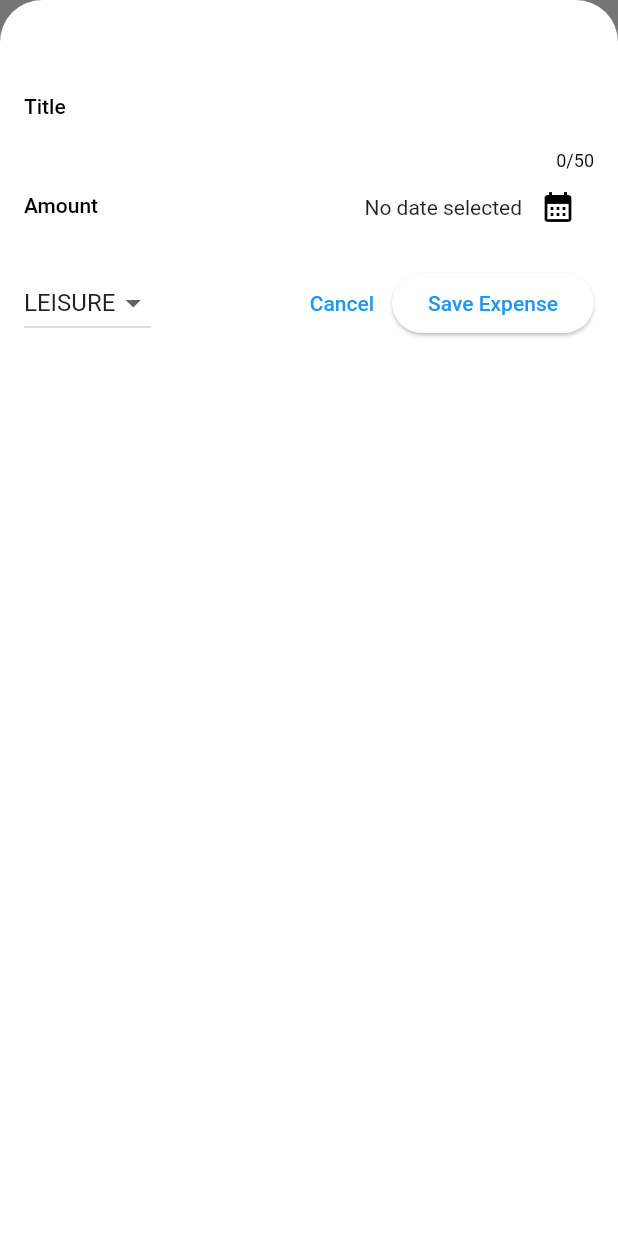
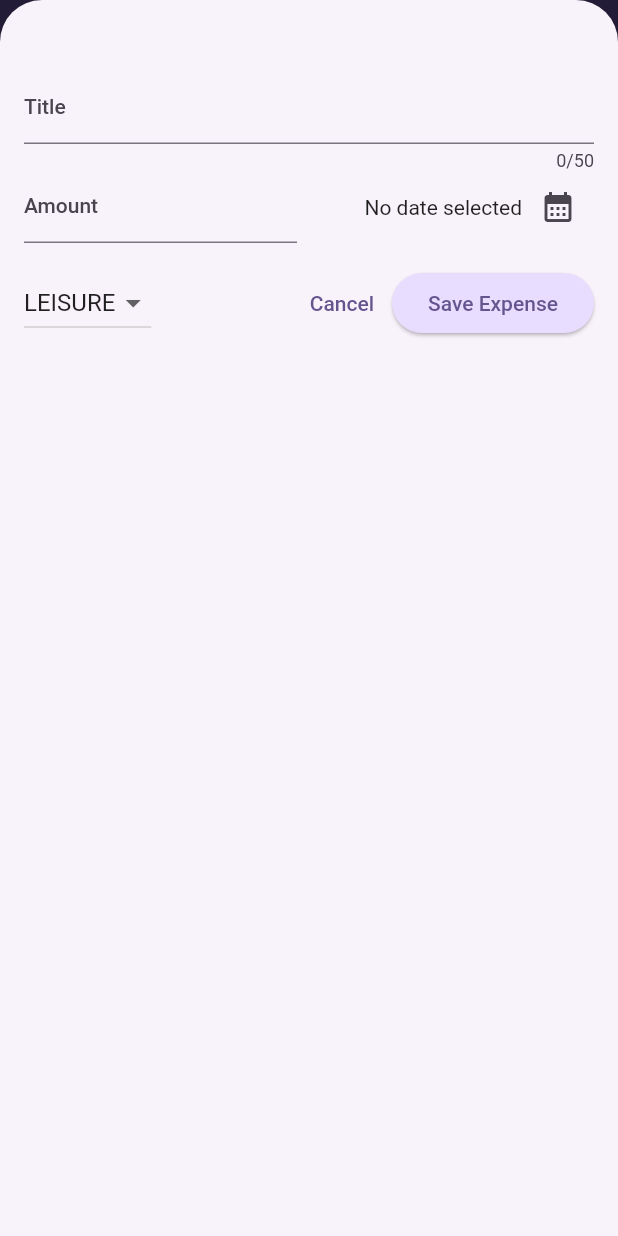
Before and after one commit to kisyam/expense, a Flutter app: the screen it shows after launch, after a tap on the "add" icon, on a phone screen of 412 x 824 dp. Run offline on Flutter 3.47's test engine with Material 2 defaults, Android fonts, the phone set to English and light mode, and no system bars.

Commit message:
themeData

```diff
--- a/lib/main.dart
+++ b/lib/main.dart
@@ -1,13 +1,38 @@
 import 'package:flutter/material.dart';
 
 import 'package:expense_tracker/widgets/expenses.dart';
+
+final kColorScheme =
+    ColorScheme.fromSeed(seedColor: const Color.fromARGB(255, 96, 59, 181));
 
 void main() {
   runApp(
     MaterialApp(
       theme: ThemeData().copyWith(
-        useMaterial3: true,
-      ),
+          useMaterial3: true,
+          colorScheme: kColorScheme,
+          appBarTheme: const AppBarTheme().copyWith(
+            backgroundColor: kColorScheme.onPrimaryContainer,
+            foregroundColor: kColorScheme.primaryContainer,
+          ),
+          cardTheme: const CardTheme().copyWith(
+            color: kColorScheme.secondaryContainer,
+            margin: const EdgeInsets.symmetric(
+              horizontal: 16,
+              vertical: 8,
+            ),
+          ),
+          elevatedButtonTheme: ElevatedButtonThemeData(
+            style: ElevatedButton.styleFrom(
+              backgroundColor: kColorScheme.primaryContainer,
+            ),
+          ),
+          textTheme: ThemeData().textTheme.copyWith(
+                  titleLarge: TextStyle(
+                fontWeight: FontWeight.normal,
+                color: kColorScheme.onSecondaryContainer,
+                fontSize: 14,
+              ))),
       home: const Expenses(),
     ),
   );
```
